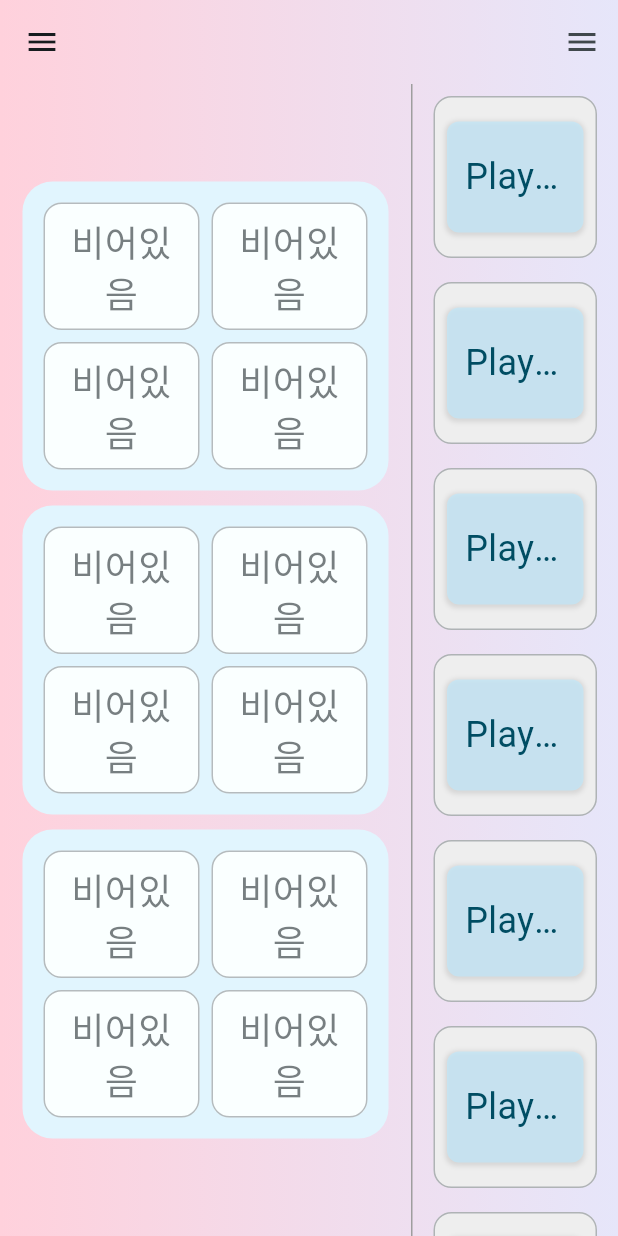
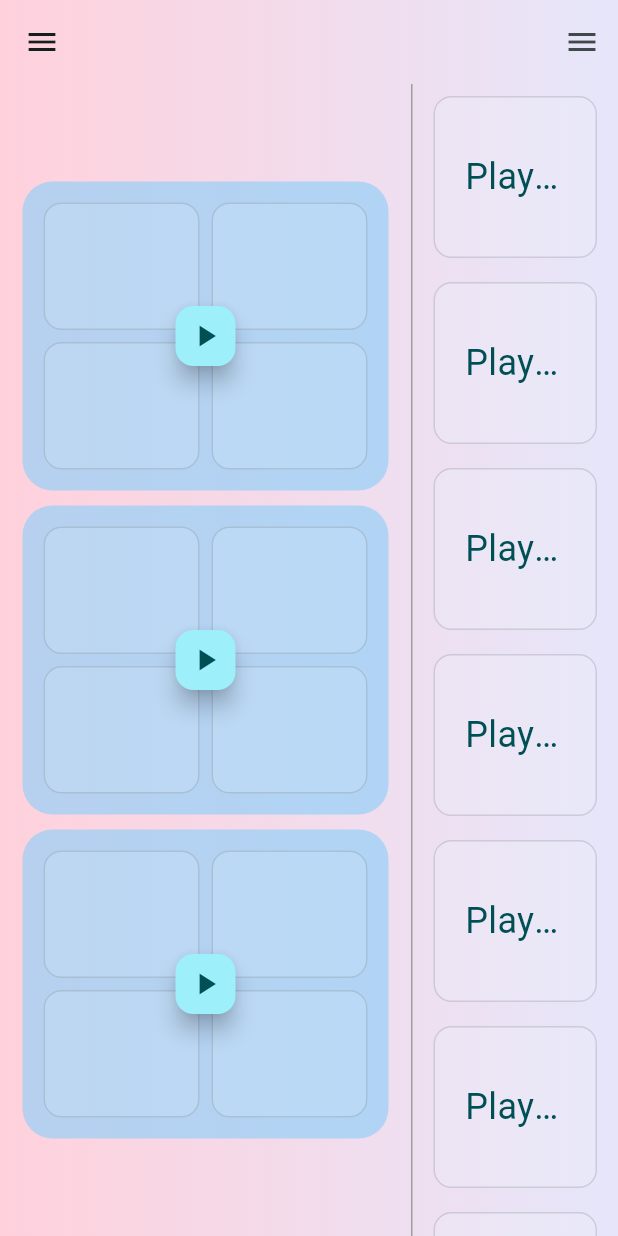
Before and after one commit to Hyun-Tak-Lee/hotswing, a Flutter app: the screen it shows after launch, on a phone screen of 412 x 824 dp. Run offline on Flutter 3.47's test engine with Material 3 defaults, Android fonts, the phone set to English and light mode, and no system bars; our stand-ins replace shared_preferences.

Commit message:
코드 정리 및 UI 개선

```diff
--- a/lib/main.dart
+++ b/lib/main.dart
@@ -25,7 +25,7 @@ class MyApp extends StatelessWidget {
   Widget build(BuildContext context) {
     return MaterialApp(
       theme: ThemeData(
-        colorScheme: ColorScheme.fromSeed(seedColor: Colors.lightBlue.shade100),
+        colorScheme: ColorScheme.fromSeed(seedColor: const Color(0xFFB0E0E6)),
       ),
       home: const MyHomePage(),
     );
@@ -49,13 +49,11 @@ class _MyHomePageState extends State<MyHomePage> {
     const double tabletThreshold = 600.0;
     final isMobileSize = screenWidth < tabletThreshold;
 
-    return Container( // 전체 배경을 위한 Container
+    return Container(
+      // 전체 배경을 위한 Container
       decoration: BoxDecoration(
         gradient: LinearGradient(
-          colors: [
-            const Color(0xFFFFD1DC),
-            const Color(0xFFE6E6FA),
-          ],
+          colors: [const Color(0xFFFFD1DC), const Color(0xFFE6E6FA)],
           begin: Alignment.centerLeft, // 그라데이션 시작 위치
           end: Alignment.centerRight, // 그라데이션 끝 위치
         ),
@@ -83,7 +81,9 @@ class _MyHomePageState extends State<MyHomePage> {
         ),
         drawer: LeftSideMenu(isMobileSize: isMobileSize),
         endDrawer: RightSideMenu(isMobileSize: isMobileSize),
-        body: MainContent(isMobileSize: isMobileSize), // AppBar 아래 내용만 MainContent
+        body: MainContent(
+          isMobileSize: isMobileSize,
+        ), // AppBar 아래 내용만 MainContent
       ),
     );
   }
--- a/lib/src/common/widgets/draggable/draggable_player.dart
+++ b/lib/src/common/widgets/draggable/draggable_player.dart
@@ -8,7 +8,12 @@ class PlayerDragData {
   final int section_index;
   final int sub_index;
 
-  PlayerDragData({required this.player, required this.sourceSectionId, required this.section_index, required this.sub_index});
+  PlayerDragData({
+    required this.player,
+    required this.sourceSectionId,
+    required this.section_index,
+    required this.sub_index,
+  });
 }
 
 // 개별 플레이어를 나타내는 드래그 가능한 위젯
@@ -38,16 +43,8 @@ class DraggablePlayerItem extends StatelessWidget {
       padding: const EdgeInsets.symmetric(vertical: 20.0, horizontal: 12.0),
       margin: const EdgeInsets.symmetric(vertical: 8.0, horizontal: 0.0),
       decoration: BoxDecoration(
-        color: Theme.of(context).colorScheme.primaryContainer.withAlpha(153),
+        color: Colors.transparent,
         borderRadius: BorderRadius.circular(8.0),
-        boxShadow: [
-          BoxShadow(
-            color: Colors.black.withAlpha(26),
-            spreadRadius: 1,
-            blurRadius: 2,
-            offset: const Offset(0, 1),
-          ),
-        ],
       ),
       child: Text(
         player.name,
@@ -64,9 +61,13 @@ class DraggablePlayerItem extends StatelessWidget {
     }
 
     return LongPressDraggable<PlayerDragData>(
-      data: PlayerDragData(player: player, sourceSectionId: sourceSectionId, section_index: section_index, sub_index: sub_index),
+      data: PlayerDragData(
+        player: player,
+        sourceSectionId: sourceSectionId,
+        section_index: section_index,
+        sub_index: sub_index,
+      ),
       feedback: Material(
-        elevation: 4.0,
         color: Colors.transparent,
         borderRadius: BorderRadius.circular(8.0),
         child: ConstrainedBox(
@@ -79,7 +80,7 @@ class DraggablePlayerItem extends StatelessWidget {
               horizontal: 12.0,
             ),
             decoration: BoxDecoration(
-              color: Theme.of(context).colorScheme.primary.withAlpha(204),
+              color: const Color(0xAA007FFF),
               borderRadius: BorderRadius.circular(8.0),
             ),
             child: Text(
@@ -121,7 +122,14 @@ class PlayerDropZone extends StatelessWidget {
   final Player? player;
   final int section_index;
   final int sub_index;
-  final Function(PlayerDragData data, Player? targetPlayer, dynamic targetSectionId, int section_index, int sub_index) onPlayerDropped;
+  final Function(
+    PlayerDragData data,
+    Player? targetPlayer,
+    dynamic targetSectionId,
+    int section_index,
+    int sub_index,
+  )
+  onPlayerDropped;
   final bool isDropEnabled;
   final Color? backgroundColor;
   final VoidCallback? onDragStartedFromZone;
@@ -148,17 +156,19 @@ class PlayerDropZone extends StatelessWidget {
       },
       onAcceptWithDetails: (details) {
         if (isDropEnabled) {
-          onPlayerDropped(details.data, player, sectionId, section_index, sub_index);
+          onPlayerDropped(
+            details.data,
+            player,
+            sectionId,
+            section_index,
+            sub_index,
+          );
         }
       },
       builder: (context, candidateData, rejectedData) {
         bool isHovering = candidateData.isNotEmpty && isDropEnabled;
-        Color defaultBgColor =
-            backgroundColor ??
-            Theme.of(context).colorScheme.surfaceContainerHighest.withAlpha(77);
-        Color hoveringBgColor = Theme.of(
-          context,
-        ).colorScheme.primaryContainer.withAlpha(128);
+        Color defaultBgColor = backgroundColor ?? const Color(0x20F0FFFF);
+        Color hoveringBgColor = const Color(0x20F0FFFF);
 
         return Container(
           padding: const EdgeInsets.all(8.0),
@@ -168,15 +178,15 @@ class PlayerDropZone extends StatelessWidget {
             borderRadius: BorderRadius.circular(12.0),
             border: Border.all(
               color: isHovering
-                  ? Theme.of(context).colorScheme.primary
-                  : Theme.of(context).colorScheme.outline.withAlpha(128),
+                  ? const Color(0xFFFFD1DC)
+                  : Theme.of(context).colorScheme.outline.withAlpha(64),
               width: isHovering ? 2.0 : 1.0,
             ),
           ),
           child: Center(
             child: player == null
                 ? Text(
-                    isDropEnabled ? '비어있음' : 'X',
+                    isDropEnabled ? '' : 'X',
                     textAlign: TextAlign.center,
                     style: TextStyle(
                       fontSize: 24.0,
--- a/lib/src/common/widgets/main_content.dart
+++ b/lib/src/common/widgets/main_content.dart
@@ -15,6 +15,7 @@ class MainContent extends StatefulWidget {
 
 class _MainContentState extends State<MainContent> {
   bool _showCourtHighlight = false;
+  Map<int, bool> _courtGameStartedState = {};
 
   void _handlePlayerDrop(
     BuildContext context,
@@ -24,12 +25,17 @@ class _MainContentState extends State<MainContent> {
     int targetSectionIndex,
     int targetSubIndex,
   ) {
-    final playersProvider = Provider.of<PlayersProvider>(context, listen: false);
+    final playersProvider = Provider.of<PlayersProvider>(
+      context,
+      listen: false,
+    );
     final Player draggedPlayer = data.player;
     final int sourceSectionIndex = data.section_index;
     final int sourceSubIndex = data.sub_index;
 
-    print("${data.player.name}, ${data.sourceSectionId}, [${data.section_index}, ${data.sub_index}] | ${targetPlayer?.name ?? 'none'}, $targetSectionId, [$targetSectionIndex, $targetSubIndex] (Action not yet implemented)");
+    print(
+      "${data.player.name}, ${data.sourceSectionId}, [${data.section_index}, ${data.sub_index}] | ${targetPlayer?.name ?? 'none'}, $targetSectionId, [$targetSectionIndex, $targetSubIndex] (Action not yet implemented)",
+    );
 
     // 사례 1: 할당되지 않은 목록에서 드래그한 경우
     if (sourceSectionIndex == -1) {
@@ -45,7 +51,8 @@ class _MainContentState extends State<MainContent> {
     else {
       // 사례 2a: 다른 코트 슬롯에 놓은 경우
       if (targetSectionIndex != -1) {
-        if (sourceSectionIndex == targetSectionIndex && sourceSubIndex == targetSubIndex) {
+        if (sourceSectionIndex == targetSectionIndex &&
+            sourceSubIndex == targetSubIndex) {
           return;
         }
         playersProvider.exchangePlayersInCourts(
@@ -84,8 +91,7 @@ class _MainContentState extends State<MainContent> {
     const double tabletThreshold = 600.0;
     final isMobileSize = screenWidth < tabletThreshold;
 
-    final Color pastelBlue = Colors.lightBlue.shade50;
-    final Color pastelLightBlue = Color(0xFFFAFFFF);
+    final Color pastelBlue = Color(0x9987CEFA);
 
     final optionsProvider = Provider.of<OptionsProvider>(context);
     final playersProvider = Provider.of<PlayersProvider>(context);
@@ -108,6 +114,8 @@ class _MainContentState extends State<MainContent> {
                     children: sectionData.asMap().entries.map((entry) {
                       int sectionIndex = entry.key;
                       List<Player?> item = entry.value;
+                      bool isGameStarted =
+                          _courtGameStartedState[sectionIndex] ?? false;
                       return Container(
                         margin: const EdgeInsets.all(5.0),
                         padding: const EdgeInsets.all(10.0),
@@ -118,7 +126,10 @@ class _MainContentState extends State<MainContent> {
                         height: widget.isMobileSize
                             ? screenHeight * 0.25
                             : screenHeight * 0.2,
-                        child: Column(
+                        child: Stack(
+                          alignment: Alignment.center,
+                          children: [
+                            Column(
                               children: [
                                 Expanded(
                                   child: Row(
@@ -131,8 +142,14 @@ class _MainContentState extends State<MainContent> {
                                               : null,
                                           section_index: sectionIndex,
                                           sub_index: 0,
-                                      onPlayerDropped: (data, droppedOnPlayer, targetId, targetSectionIdx, targetSubIdx) =>
-                                          _handlePlayerDrop(
+                                          onPlayerDropped:
+                                              (
+                                                data,
+                                                droppedOnPlayer,
+                                                targetId,
+                                                targetSectionIdx,
+                                                targetSubIdx,
+                                              ) => _handlePlayerDrop(
                                                 context,
                                                 data,
                                                 droppedOnPlayer,
@@ -140,9 +157,10 @@ class _MainContentState extends State<MainContent> {
                                                 targetSectionIdx,
                                                 targetSubIdx,
                                               ),
-                                      backgroundColor: pastelLightBlue,
-                                      onDragStartedFromZone: _onCourtPlayerDragStarted,
-                                      onDragEndedFromZone: _onCourtPlayerDragEnded,
+                                          onDragStartedFromZone:
+                                              _onCourtPlayerDragStarted,
+                                          onDragEndedFromZone:
+                                              _onCourtPlayerDragEnded,
                                         ),
                                       ),
                                       Expanded(
@@ -153,8 +171,14 @@ class _MainContentState extends State<MainContent> {
                                               : null,
                                           section_index: sectionIndex,
                                           sub_index: 1,
-                                      onPlayerDropped: (data, droppedOnPlayer, targetId, targetSectionIdx, targetSubIdx) =>
-                                          _handlePlayerDrop(
+                                          onPlayerDropped:
+                                              (
+                                                data,
+                                                droppedOnPlayer,
+                                                targetId,
+                                                targetSectionIdx,
+                                                targetSubIdx,
+                                              ) => _handlePlayerDrop(
                                                 context,
                                                 data,
                                                 droppedOnPlayer,
@@ -162,9 +186,10 @@ class _MainContentState extends State<MainContent> {
                                                 targetSectionIdx,
                                                 targetSubIdx,
                                               ),
-                                      backgroundColor: pastelLightBlue,
-                                      onDragStartedFromZone: _onCourtPlayerDragStarted,
-                                      onDragEndedFromZone: _onCourtPlayerDragEnded,
+                                          onDragStartedFromZone:
+                                              _onCourtPlayerDragStarted,
+                                          onDragEndedFromZone:
+                                              _onCourtPlayerDragEnded,
                                         ),
                                       ),
                                     ],
@@ -172,7 +197,10 @@ class _MainContentState extends State<MainContent> {
                                 ),
                                 Visibility(
                                   visible: shouldShowDivider,
-                              child: Divider(color: Colors.grey, thickness: 1),
+                                  child: Divider(
+                                    color: Colors.grey,
+                                    thickness: 1,
+                                  ),
                                 ),
                                 Expanded(
                                   child: Row(
@@ -185,8 +213,14 @@ class _MainContentState extends State<MainContent> {
                                               : null,
                                           section_index: sectionIndex,
                                           sub_index: 2,
-                                      onPlayerDropped: (data, droppedOnPlayer, targetId, targetSectionIdx, targetSubIdx) =>
-                                          _handlePlayerDrop(
+                                          onPlayerDropped:
+                                              (
+                                                data,
+                                                droppedOnPlayer,
+                                                targetId,
+                                                targetSectionIdx,
+                                                targetSubIdx,
+                                              ) => _handlePlayerDrop(
                                                 context,
                                                 data,
                                                 droppedOnPlayer,
@@ -194,9 +228,10 @@ class _MainContentState extends State<MainContent> {
                                                 targetSectionIdx,
                                                 targetSubIdx,
                                               ),
-                                      backgroundColor: pastelLightBlue,
-                                      onDragStartedFromZone: _onCourtPlayerDragStarted,
-                                      onDragEndedFromZone: _onCourtPlayerDragEnded,
+                                          onDragStartedFromZone:
+                                              _onCourtPlayerDragStarted,
+                                          onDragEndedFromZone:
+                                              _onCourtPlayerDragEnded,
                                         ),
                                       ),
                                       Expanded(
@@ -207,8 +242,14 @@ class _MainContentState extends State<MainContent> {
                                               : null,
                                           section_index: sectionIndex,
                                           sub_index: 3,
-                                      onPlayerDropped: (data, droppedOnPlayer, targetId, targetSectionIdx, targetSubIdx) =>
-                                          _handlePlayerDrop(
+                                          onPlayerDropped:
+                                              (
+                                                data,
+                                                droppedOnPlayer,
+                                                targetId,
+                                                targetSectionIdx,
+                                                targetSubIdx,
+                                              ) => _handlePlayerDrop(
                                                 context,
                                                 data,
                                                 droppedOnPlayer,
@@ -216,13 +257,39 @@ class _MainContentState extends State<MainContent> {
                                                 targetSectionIdx,
                                                 targetSubIdx,
                                               ),
-                                      backgroundColor: pastelLightBlue,
-                                      onDragStartedFromZone: _onCourtPlayerDragStarted,
-                                      onDragEndedFromZone: _onCourtPlayerDragEnded,
+                                          onDragStartedFromZone:
+                                              _onCourtPlayerDragStarted,
+                                          onDragEndedFromZone:
+                                              _onCourtPlayerDragEnded,
                                         ),
                                       ),
                                     ],
                                   ),
+                                ),
+                              ],
+                            ),
+                            if (!isGameStarted)
+                              FloatingActionButton(
+                                onPressed: () {
+                                  setState(() {
+                                    _courtGameStartedState[sectionIndex] = true;
+                                  });
+                                },
+                                heroTag: 'start_fab_$sectionIndex',
+                                mini: true,
+                                child: Icon(Icons.play_arrow),
+                              ),
+                            if (isGameStarted)
+                              FloatingActionButton(
+                                onPressed: () {
+                                  setState(() {
+                                    _courtGameStartedState[sectionIndex] =
+                                        false;
+                                  });
+                                },
+                                heroTag: 'stop_fab_$sectionIndex',
+                                mini: true,
+                                child: Icon(Icons.stop),
                               ),
                           ],
                         ),
@@ -245,20 +312,37 @@ class _MainContentState extends State<MainContent> {
                       child: SingleChildScrollView(
                         scrollDirection: Axis.vertical,
                         child: Column(
-                          children: playerList.asMap().entries.map<Widget>((entry) {
+                          children: playerList.asMap().entries.map<Widget>((
+                            entry,
+                          ) {
                             int playerIndex = entry.key;
                             Player player = entry.value;
-                            final String playerSectionId = 'unassigned_$playerIndex';
+                            final String playerSectionId =
+                                'unassigned_$playerIndex';
                             return Padding(
-                              padding: const EdgeInsets.symmetric(vertical: 4.0),
+                              padding: const EdgeInsets.symmetric(
+                                vertical: 4.0,
+                              ),
                               child: PlayerDropZone(
                                 sectionId: playerSectionId,
                                 player: player,
                                 section_index: -1,
                                 sub_index: playerIndex,
-                                onPlayerDropped: (data, droppedOnPlayer, targetId, targetSectionIdx, targetSubIdx) =>
-                                    _handlePlayerDrop(context, data, droppedOnPlayer, targetId, targetSectionIdx, targetSubIdx),
-                                backgroundColor: Colors.grey[200],
+                                onPlayerDropped:
+                                    (
+                                      data,
+                                      droppedOnPlayer,
+                                      targetId,
+                                      targetSectionIdx,
+                                      targetSubIdx,
+                                    ) => _handlePlayerDrop(
+                                      context,
+                                      data,
+                                      droppedOnPlayer,
+                                      targetId,
+                                      targetSectionIdx,
+                                      targetSubIdx,
+                                    ),
                               ),
                             );
                           }).toList(),
@@ -285,10 +369,17 @@ class _MainContentState extends State<MainContent> {
                           -1,
                         );
                       },
-                      builder: (BuildContext context, List<PlayerDragData?> candidateData, List<dynamic> rejectedData) {
+                      builder:
+                          (
+                            BuildContext context,
+                            List<PlayerDragData?> candidateData,
+                            List<dynamic> rejectedData,
+                          ) {
                             final bool isHovering = candidateData.isNotEmpty;
                             return Container(
-                          margin: const EdgeInsets.symmetric(horizontal: 10.0),
+                              margin: const EdgeInsets.symmetric(
+                                horizontal: 10.0,
+                              ),
                               decoration: BoxDecoration(
                                 color: isHovering
                                     ? Colors.black.withAlpha(50)
```
Also changed, not shown: lib/src/common/widgets/left_side_menu.dart (+5 -6 lines), lib/src/common/widgets/right_side_menu.dart (+9 -10 lines), lib/src/providers/options_provider.dart (+5 -2 lines). Lines whose indentation alone changed are shown as unchanged.
